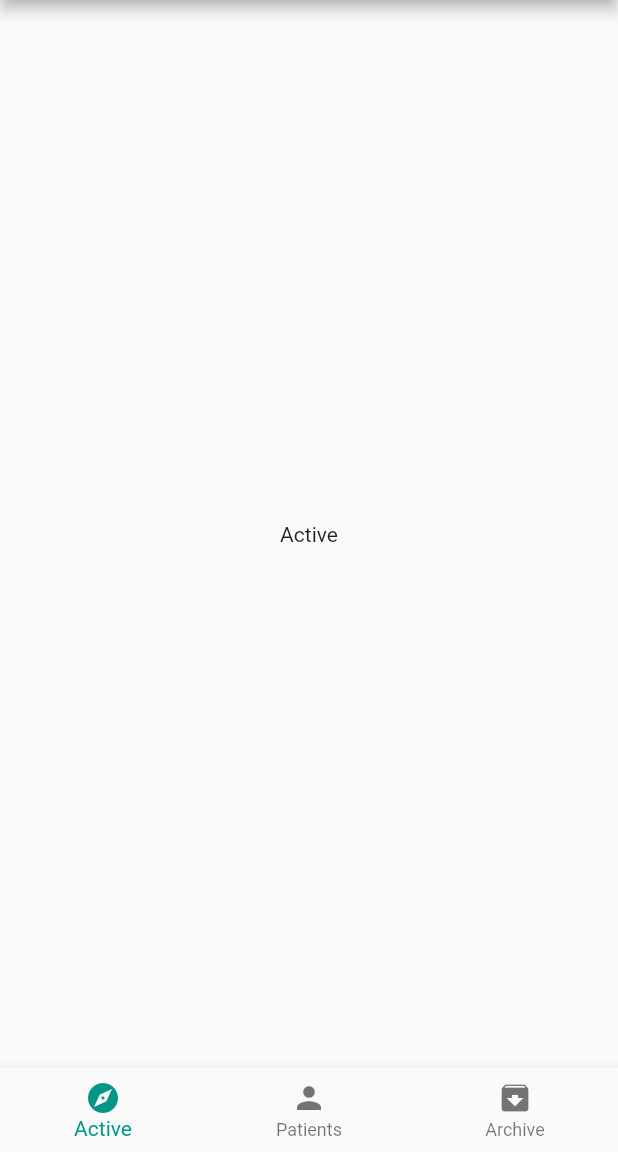
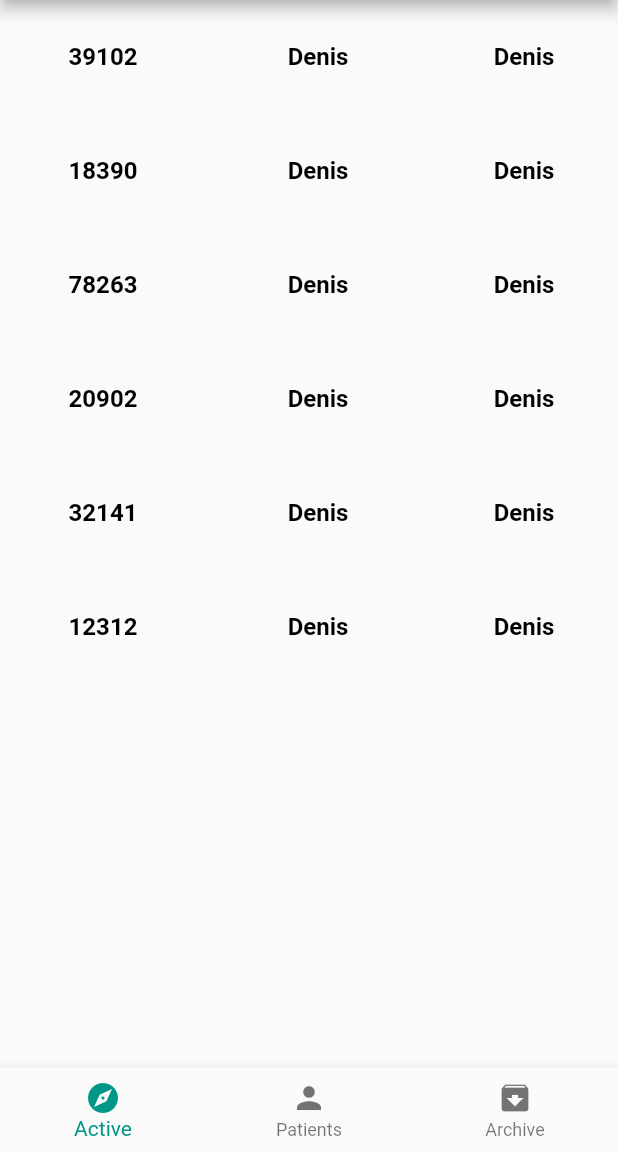
Before and after one commit to Thegrep01/doctors_notes, a Flutter app: the screen it shows after launch, on a phone screen of 412 x 824 dp, the part 84-1236 px from its top. Run offline on Flutter 3.47's test engine with Material 2 defaults, Android fonts, the phone set to English and light mode, and no system bars; our stand-ins replace rxdart.

Commit message:
Added bloc, Client model and an active list with mock data

```diff
--- /dev/null
+++ b/lib/blocs/active_bloc.dart
@@ -0,0 +1,27 @@
+import 'dart:async';
+import 'dart:collection';
+
+import 'package:doctor_notes/models/client_model.dart';
+import 'package:rxdart/rxdart.dart';
+
+class ActiveBloc {
+  Stream<UnmodifiableListView<Client>> get clients => _clientsSubject.stream;
+
+  final _clientsSubject = BehaviorSubject<UnmodifiableListView<Client>>();
+  List<Client> _clients = [
+    Client(firstName: 'Denis', lastName: 'Denis', status: 1, id: 39102),
+    Client(firstName: 'Denis', lastName: 'Denis', status: 1, id: 18390),
+    Client(firstName: 'Denis', lastName: 'Denis', status: 1, id: 78263),
+    Client(firstName: 'Denis', lastName: 'Denis', status: 1, id: 20902),
+    Client(firstName: 'Denis', lastName: 'Denis', status: 1, id: 32141),
+    Client(firstName: 'Denis', lastName: 'Denis', status: 1, id: 12312),
+  ];
+
+  ActiveBloc() {
+    _getClients();
+  }
+
+  _getClients() async {
+    _clientsSubject.add(UnmodifiableListView(_clients));
+  }
+}
--- /dev/null
+++ b/lib/models/client_model.dart
@@ -0,0 +1,8 @@
+class Client {
+  final String firstName;
+  final String lastName;
+  final int status;
+  final int id;
+
+  Client({this.firstName, this.lastName, this.status, this.id});
+}
--- /dev/null
+++ b/lib/screens/lists/active_list_screen.dart
@@ -0,0 +1,59 @@
+import 'dart:collection';
+
+import 'package:doctor_notes/blocs/active_bloc.dart';
+import 'package:doctor_notes/models/client_model.dart';
+import 'package:flutter/material.dart';
+
+class ActiveList extends StatelessWidget {
+  final ActiveBloc bloc = ActiveBloc();
+
+  @override
+  Widget build(BuildContext context) {
+    return StreamBuilder<UnmodifiableListView<Client>>(
+      stream: bloc.clients,
+      initialData: UnmodifiableListView<Client>([]),
+      builder: (context, snapshot) => ListView(
+            children: snapshot.data.map(_item).toList(),
+          ),
+    );
+  }
+
+  Widget _item(Client client) {
+    return ListTile(
+      onTap: () {},
+      contentPadding: EdgeInsets.symmetric(horizontal: 0.0, vertical: 10.0),
+      title: Row(
+        children: <Widget>[
+          Expanded(
+              child: Text(
+            client.id.toString(),
+            style: TextStyle(color: Colors.black, fontWeight: FontWeight.bold),
+            textAlign: TextAlign.center,
+          )),
+          Expanded(
+            child: Padding(
+              padding: EdgeInsets.only(left: 12),
+              child: Text(
+                client.firstName,
+                style:
+                    TextStyle(color: Colors.black, fontWeight: FontWeight.bold),
+                textAlign: TextAlign.center,
+              ),
+            ),
+          ),
+          Expanded(
+            child: Padding(
+              padding: EdgeInsets.only(left: 12),
+              child: Text(
+                client.lastName,
+                style:
+                    TextStyle(color: Colors.black, fontWeight: FontWeight.bold),
+                textAlign: TextAlign.center,
+              ),
+            ),
+          ),
+        ],
+      ),
+    );
+  }
+}
--- a/lib/screens/main_screen.dart
+++ b/lib/screens/main_screen.dart
@@ -1,4 +1,5 @@
 import 'package:doctor_notes/common/header.dart';
+import 'package:doctor_notes/screens/lists/active_list_screen.dart';
 import 'package:flutter/material.dart';
 
 class MainScreen extends StatefulWidget {
@@ -9,7 +10,7 @@ class MainScreen extends StatefulWidget {
 class _MainScreenState extends State<MainScreen> {
   int _currentIndex = 0;
   final List<Widget> _screens = [
-    Center(child: Text('Active')),
+    ActiveList(),
     Center(child: Text('Patients')),
     Center(child: Text('Archive'))
   ];
--- a/pubspec.yaml
+++ b/pubspec.yaml
@@ -19,6 +19,7 @@ environment:
 dependencies:
   flutter:
     sdk: flutter
+  rxdart: ^0.21.0
 
   # The following adds the Cupertino Icons font to your application.
   # Use with the CupertinoIcons class for iOS style icons.
```
Also changed, not shown: pubspec.lock.
